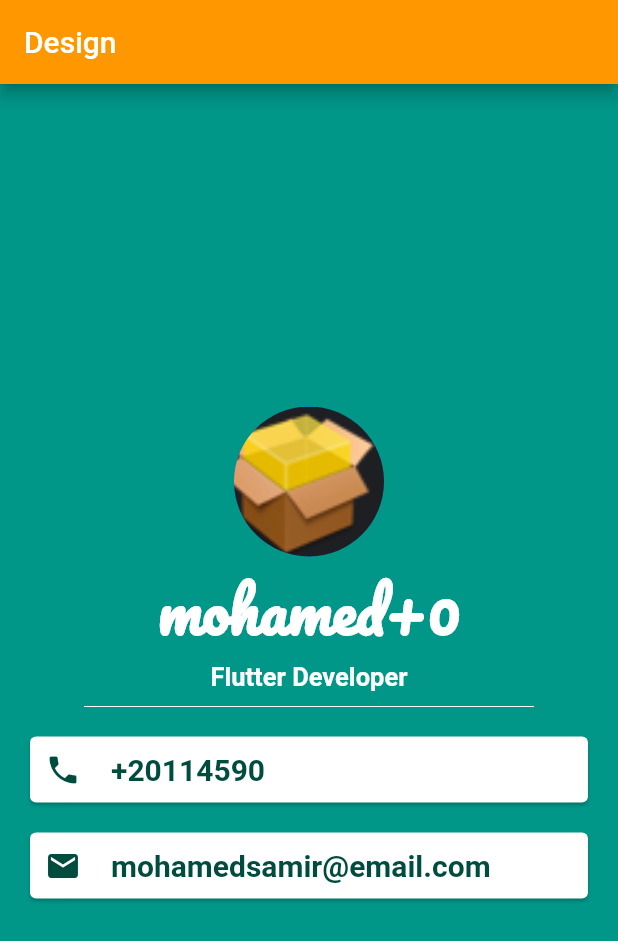
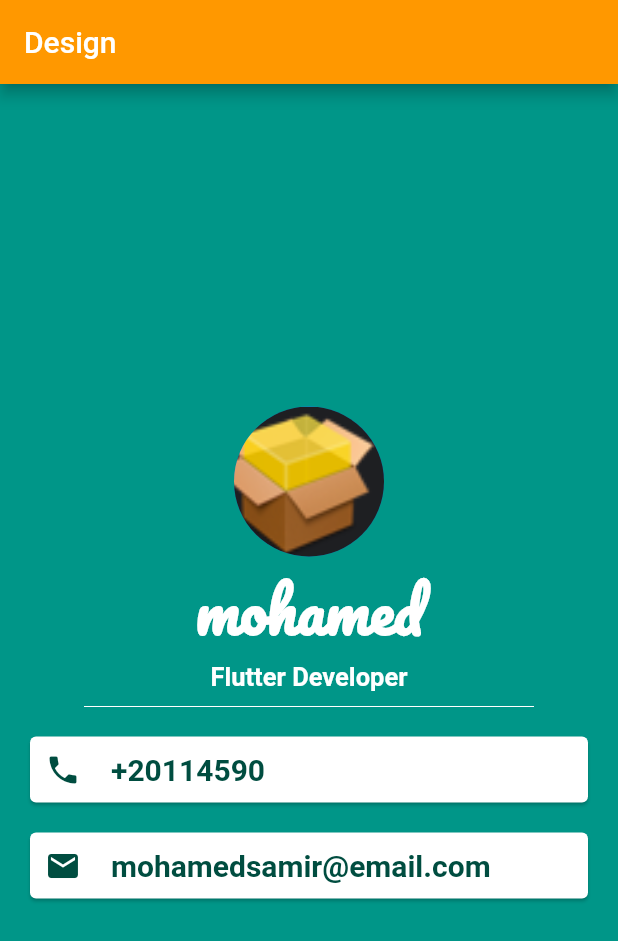
Before and after one commit to mohamedsamirmohamedsalem/flutter_login_screen_design, a Flutter app: the screen it shows after launch, on a phone screen of 412 x 824 dp. Shown: the top 941 px of the screen. Run offline on Flutter 3.47's test engine with Material 2 defaults, Android fonts, the phone set to English and light mode, and no system bars.

Commit message:
adding dividing

```diff
--- a/lib/main.dart
+++ b/lib/main.dart
@@ -22,7 +22,7 @@ class MyApp extends StatelessWidget {
               backgroundImage: AssetImage('assets/box.jpeg'),
             ),
             Text(
-              'mohamed+0',
+              'mohamed',
               style: TextStyle(
                 fontFamily: 'Pacifico',
                 fontSize: 40.0,
```
